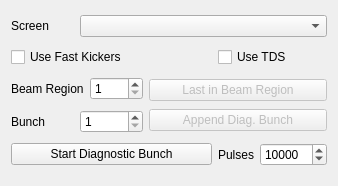
The window that esme/gui/ui/special_bunch_panel.ui (st-walker/esme) describes before a commit, drawn with Qt 5.
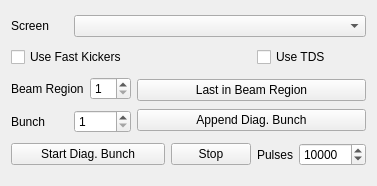
The same window after the commit.

Commit message: update special bunch start/stop butons.

The edit to the form file:
```diff
--- a/esme/gui/ui/special_bunch_panel.ui
+++ b/esme/gui/ui/special_bunch_panel.ui
@@ -6,7 +6,7 @@
    <rect>
     <x>0</x>
     <y>0</y>
-    <width>338</width>
+    <width>377</width>
     <height>186</height>
    </rect>
   </property>
@@ -26,7 +26,7 @@
    <string>Form</string>
   </property>
   <layout class="QGridLayout" name="gridLayout_3">
-   <item row="0" column="1" colspan="3">
+   <item row="0" column="1" colspan="4">
     <widget class="QComboBox" name="select_screen_combobox">
      <property name="placeholderText">
       <string/>
@@ -40,12 +40,19 @@
      </property>
     </widget>
    </item>
-   <item row="2" column="2" rowspan="2" colspan="2">
+   <item row="1" column="4">
+    <widget class="QCheckBox" name="use_tds_checkbox">
+     <property name="text">
+      <string>Use TDS</string>
+     </property>
+    </widget>
+   </item>
+   <item row="2" column="2" rowspan="2" colspan="3">
     <layout class="QVBoxLayout" name="verticalLayout">
      <item>
       <widget class="QPushButton" name="go_to_last_bunch_in_br_pushbutton">
        <property name="enabled">
-        <bool>false</bool>
+        <bool>true</bool>
        </property>
        <property name="text">
         <string>Last in Beam Region</string>
@@ -58,7 +65,7 @@
      <item>
       <widget class="QPushButton" name="go_to_last_laserpulse_pushbutton">
        <property name="enabled">
-        <bool>false</bool>
+        <bool>true</bool>
        </property>
        <property name="text">
         <string>Append Diag. Bunch</string>
@@ -115,7 +122,7 @@
       <string>&lt;html&gt;&lt;head/&gt;&lt;body&gt;&lt;p&gt;Start diagnostic bunch optionally with fast kickers and the TDS&lt;/p&gt;&lt;/body&gt;&lt;/html&gt;</string>
      </property>
      <property name="text">
-      <string>Start Diagnostic Bunch</string>
+      <string>Start Diag. Bunch</string>
      </property>
      <property name="checkable">
       <bool>true</bool>
@@ -128,7 +135,7 @@
      </property>
     </widget>
    </item>
-   <item row="4" column="3">
+   <item row="4" column="4">
     <layout class="QHBoxLayout" name="horizontalLayout">
      <item>
       <widget class="QLabel" name="npulses_label">
@@ -156,10 +163,10 @@
      </property>
     </widget>
    </item>
-   <item row="1" column="3">
-    <widget class="QCheckBox" name="use_tds_checkbox">
+   <item row="4" column="3">
+    <widget class="QPushButton" name="stop_button">
      <property name="text">
-      <string>Use TDS</string>
+      <string>Stop</string>
      </property>
     </widget>
    </item>
```
Left out of the diff: 2 changed lines with no effect on the pictures. The commit also changes 3 other files.
